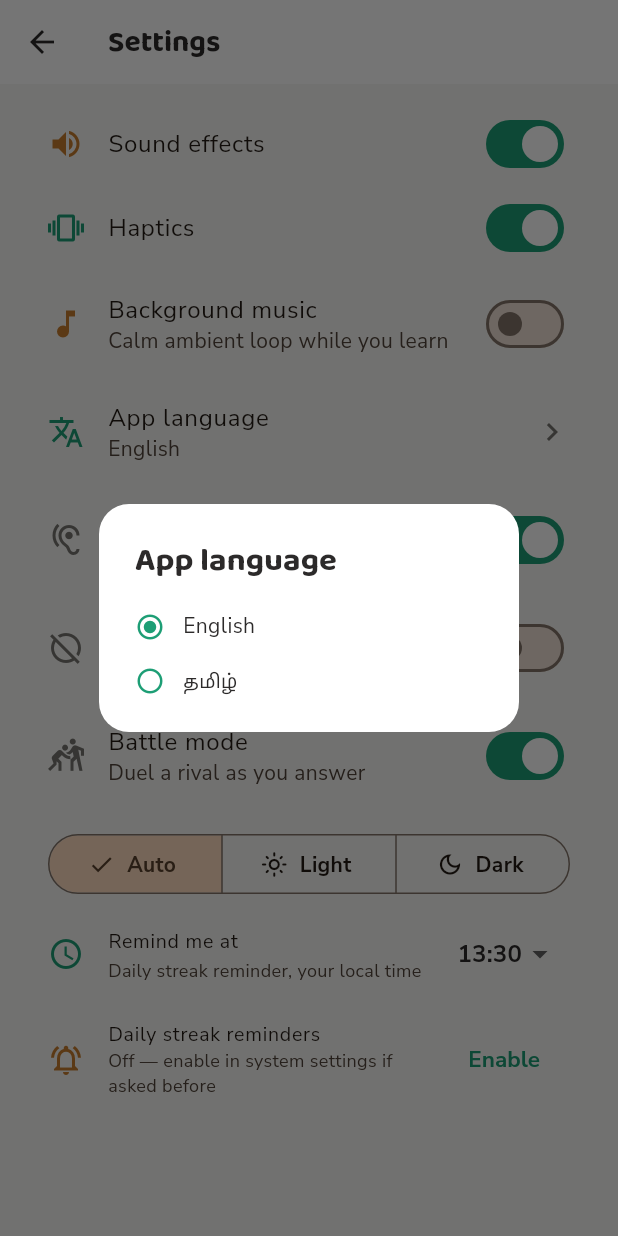
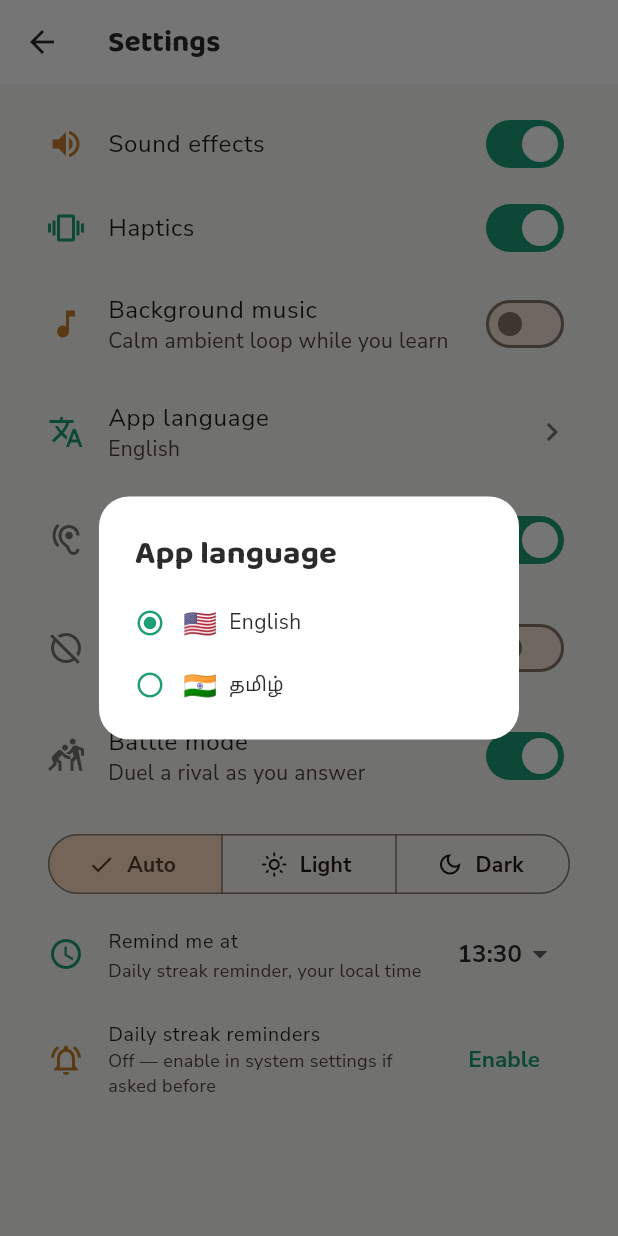
Before and after one commit to globalonlinedeveloper/ratel, a Flutter app: the SettingsScreen screen opened directly, after a tap on "App language", on a phone screen of 412 x 824 dp. Run offline on Flutter 3.47's test engine with Material 3 defaults, Android fonts, the light colour scheme and no system bars; our stand-ins replace audioplayers, firebase_analytics, firebase_core, firebase_crashlytics, firebase_messaging, flutter_tts and 4 more; missing offline and left inert: dart:js_interop; accounts and stored records are empty.

Commit message:
Inc 196: App-language picker — English-first A-Z order + flag emojis + en→"English (US)"
- lib/locales.dart: sort the enabled picker list English-family-first (US base,
  then en-GB/IN/AU), then every other language A-Z by native name. + flagFor(code)
  returns a representative flag emoji per locale (country!=language caveat: the
  Indian languages share IN by design).
- settings_screen.dart: render the flag before each language name in the picker.
- DB (data-only, applied via API): locales.native_name 'English' -> 'English (US)'
  for code 'en' (the base IS US English: content + the US/UK answer-checker use US).
- test/locales_loader_test.dart: lock the new sorted order (en first, then A-Z;
  हिन्दी before தமிழ் by Unicode).

```diff
--- a/lib/locales.dart
+++ b/lib/locales.dart
@@ -68,7 +68,24 @@ class Locales {
       out.add(LocaleEntry(code, name.isEmpty ? code : name));
     }
     if (fb.isNotEmpty) _fallback = fb;
+    // Inc 196 — picker order: English family first (US base, then variants),
+    // then every other language A-Z by native name (Latin scripts first, then
+    // grouped by script via Unicode order). Owner-chosen 'English first, A-Z'.
+    out.sort((a, b) {
+      int rank(String c) => c == 'en' ? 0 : (c.startsWith('en') ? 1 : 2);
+      final r = rank(a.code) - rank(b.code);
+      return r != 0 ? r : a.nativeName.toLowerCase().compareTo(b.nativeName.toLowerCase());
+    });
     if (out.isNotEmpty) enabled = out;
+  }
+
+
+  /// Inc 196 — representative flag emoji for a locale code (picker affordance
+  /// only). NB a flag is a COUNTRY, not a language: several Indian languages
+  /// intentionally share IN. Falls back to a neutral white flag.
+  static String flagFor(String code) {
+    const m = <String, String>{'en': '🇺🇸', 'en-GB': '🇬🇧', 'en-IN': '🇮🇳', 'en-AU': '🇦🇺', 'es': '🇪🇸', 'es-US': '🇺🇸', 'fr': '🇫🇷', 'fr-CA': '🇨🇦', 'nl': '🇳🇱', 'nl-BE': '🇧🇪', 'de': '🇩🇪', 'it': '🇮🇹', 'pt': '🇧🇷', 'ru': '🇷🇺', 'uk': '🇺🇦', 'pl': '🇵🇱', 'cs': '🇨🇿', 'sk': '🇸🇰', 'sl': '🇸🇮', 'hr': '🇭🇷', 'sr': '🇷🇸', 'bg': '🇧🇬', 'ro': '🇷🇴', 'el': '🇬🇷', 'hu': '🇭🇺', 'fi': '🇫🇮', 'sv': '🇸🇪', 'da': '🇩🇰', 'nb': '🇳🇴', 'et': '🇪🇪', 'lt': '🇱🇹', 'lv': '🇱🇻', 'tr': '🇹🇷', 'id': '🇮🇩', 'sw': '🇰🇪', 'vi': '🇻🇳', 'th': '🇹🇭', 'ja': '🇯🇵', 'ko': '🇰🇷', 'zh': '🇨🇳', 'yue': '🇭🇰', 'hi': '🇮🇳', 'ta': '🇮🇳', 'ta-Latn': '🇮🇳', 'te': '🇮🇳', 'kn': '🇮🇳', 'ml': '🇮🇳', 'mr': '🇮🇳', 'gu': '🇮🇳', 'bn': '🇧🇩', 'pa': '🇮🇳'};
+    return m[code] ?? '\u{1F3F3}\u{FE0F}';
   }
 
   void debugSet(List<LocaleEntry> e) => enabled = e;
--- a/lib/screens/settings_screen.dart
+++ b/lib/screens/settings_screen.dart
@@ -72,6 +72,9 @@ class _SettingsScreenState extends State<SettingsScreen> {
                     size: 20,
                   ),
                   const SizedBox(width: RatelSpacing.md),
+                  Text(Locales.flagFor(e.code),
+                      style: const TextStyle(fontSize: 18)),
+                  const SizedBox(width: RatelSpacing.sm),
                   Expanded(child: Text(e.nativeName)),
                 ],
               ),
```
Also changed, not shown: 1 other file.
